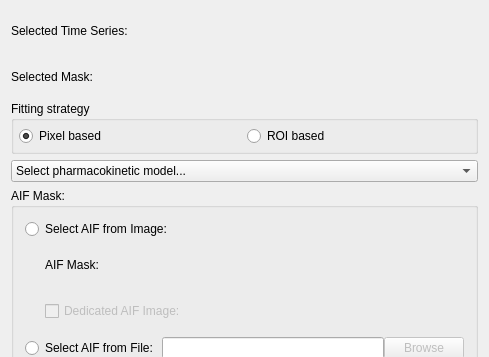
The window that Plugins/org.mitk.gui.qt.pharmacokinetics.mri/src/internal/MRPerfusionViewControls.ui (MITK/MITK) describes before a commit, drawn with Qt 5; both pictures show x 0 to 489 and y 0 to 357 of the 489 by 1126 pixel window.
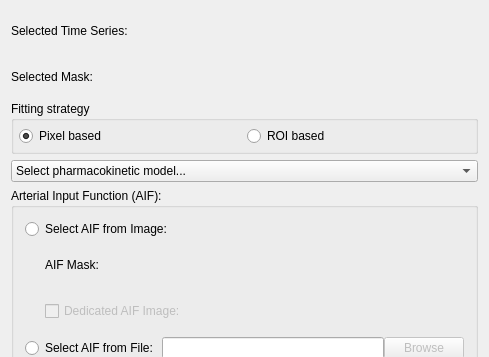
The same window after the commit. The open tabs and pages were chosen to show the change. Custom widgets are drawn as their Qt base class.

Commit message: Rename AIF field from "AIF mask" to "Arterial Input Function (AIF)".

What changed in the file:
```diff
--- a/Plugins/org.mitk.gui.qt.pharmacokinetics.mri/src/internal/MRPerfusionViewControls.ui
+++ b/Plugins/org.mitk.gui.qt.pharmacokinetics.mri/src/internal/MRPerfusionViewControls.ui
@@ -157,7 +157,7 @@
    <item>
     <widget class="QGroupBox" name="groupAIF">
      <property name="title">
-      <string>AIF Mask:</string>
+      <string>Arterial Input Function (AIF):</string>
      </property>
      <layout class="QVBoxLayout" name="verticalLayout_5">
       <item>
```
Left out of the diff: 4 changed lines with no effect on the pictures.
